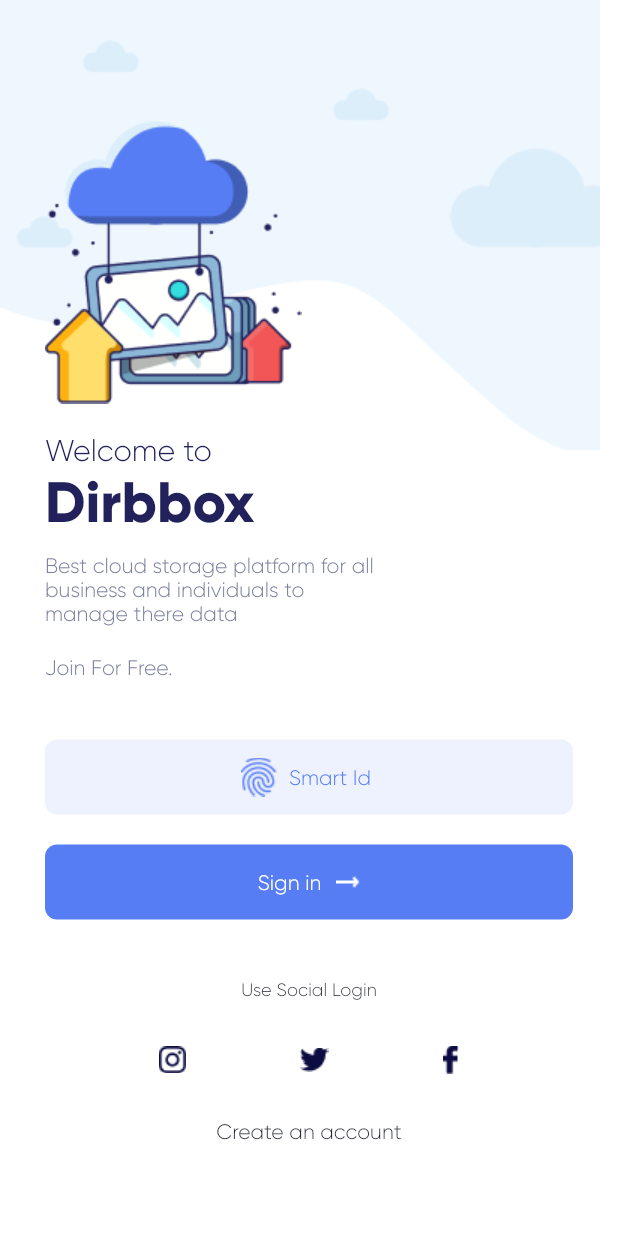
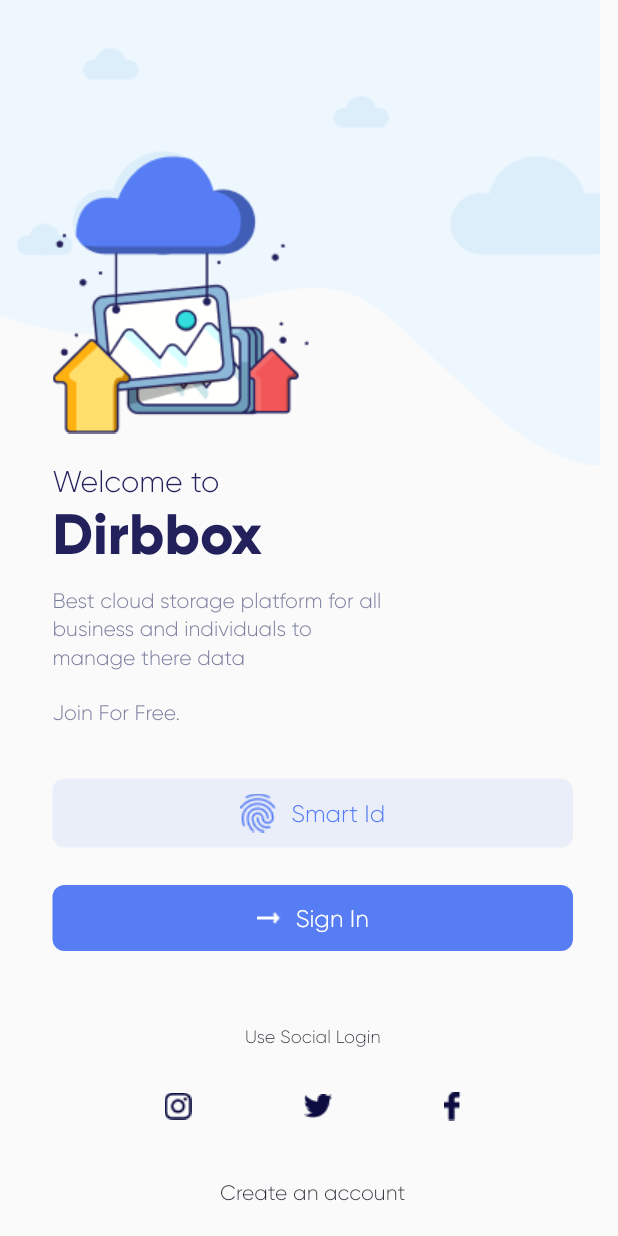
Before and after one commit to wendypalomino/log_in_page, a Flutter app: the screen it shows after launch, on a phone screen of 412 x 824 dp. Run offline on Flutter 3.47's test engine with Material 2 defaults, Android fonts, the phone set to English and light mode, and no system bars.

```diff
--- /dev/null
+++ b/lib/home.dart
@@ -0,0 +1,33 @@
+import 'package:flutter/material.dart';
+import 'package:log_in_page/widgets/background_image.dart';
+import 'package:log_in_page/widgets/home_button.dart';
+import 'package:log_in_page/widgets/text_section.dart';
+import 'package:log_in_page/widgets/footer.dart';
+
+class Home extends StatelessWidget {
+  @override
+  Widget build(BuildContext context) {
+    return Scaffold(
+      body: ListView(
+        padding: EdgeInsets.zero,
+        children: [
+          backgroundImage,
+          Padding(
+            padding: const EdgeInsets.only(left: 35.0, right: 30),
+            child: Column(
+              crossAxisAlignment: CrossAxisAlignment.start,
+                children: [
+                  textSection,
+                  smartIdButton,
+                  SizedBox(height: 25.0),
+                  signInButton,
+                  SizedBox(height: 30.0),
+                  homeFooter,
+                ]
+            ),
+          ),
+        ]
+      ),
+    );
+  }
+}
--- a/lib/home_page.dart
+++ /dev/null
@@ -1,133 +0,0 @@
-import 'package:flutter/material.dart';
-
-class HomePage extends StatelessWidget {
-  @override
-  Widget build(BuildContext context) {
-    return Scaffold(
-      backgroundColor: Colors.white,
-      body: Stack(
-        children: [
-          Container(
-            height: 300,
-            width: 400,
-            child: Image(
-              fit: BoxFit.none,
-              image: AssetImage('assets/images/background.png'),
-            ),
-          ),
-          ListView(
-            children: [
-              Padding(
-                padding: const EdgeInsets.only(top: 80, left: 30, right: 30),
-                child: Column(
-                  crossAxisAlignment: CrossAxisAlignment.start,
-                  children: [
-                    Container(
-                      child: Image(
-                        image: AssetImage('assets/images/icon-home.png'),
-                      ),
-                    ),
-                    SizedBox(
-                      height: 20,
-                    ),
-                    Text('Welcome to',
-                      style: TextStyle(
-                        fontSize: 20,
-                        color: Color(0xFF22215B),
-                      ),),
-                    Text('Dirbbox',
-                      style: TextStyle(
-                        fontSize: 38,
-                        color: Color(0xFF22215B),
-                        fontWeight: FontWeight.bold,
-                      ),),
-                    SizedBox(
-                      height: 10,
-                    ),
-                    Text('Best cloud storage platform for all \nbusiness and individuals to \nmanage there data',
-                      style: TextStyle(
-                        fontSize: 14,
-                        color: Color(0xFF7B7F9E),
-                      ),),
-                    SizedBox(height: 20),
-                    Text('Join For Free.',
-                      style: TextStyle(
-                        fontSize: 14,
-                        color: Color(0xFF7B7F9E),
-                      ),),
-                    SizedBox(height: 40),
-                    SizedBox(
-                      height: 50,
-                      width: double.infinity,
-                      child: FlatButton.icon(onPressed: null,
-                          disabledColor: Color.fromRGBO(86, 125, 244, 0.1),
-                          icon: Image.asset('assets/images/huella.png'),
-                          shape: RoundedRectangleBorder(
-                            borderRadius: BorderRadius.circular(8.0),
-                          ),
-                          label: Text('Smart Id',
-                            style: TextStyle(
-                                color: Color(0xFF567DF4)
-                            ),)),
-                    ),
-                    SizedBox(
-                        height: 20
-                    ),
-                    SizedBox(
-                      height: 50,
-                      //width: double.infinity,
-                      child: FlatButton(onPressed: null,
-                        disabledColor: Color(0xFF567DF4),
-                        shape: RoundedRectangleBorder(
-                          borderRadius: BorderRadius.circular(8.0),
-                        ),
-                        child: Row(
-                          mainAxisAlignment: MainAxisAlignment.center,
-                          children: [
-                            Text('Sign in',
-                                style: TextStyle(
-                                    color: Colors.white
-                                )),
-                            SizedBox(width: 10),
-                            Image.asset('assets/images/vector.png'),
-                          ],
-                        ),
-                      ),
-                    ),
-                    SizedBox( height: 40 ),
-                    Center(
-                      child: Text('Use Social Login',
-                        style: TextStyle(
-                          color: Color(0xFF1B1D28),
-                          fontSize: 12,
-                        ),),
-                    ),
-                    SizedBox(height: 30),
-                    Row(
-                      mainAxisAlignment: MainAxisAlignment.spaceEvenly,
-                      children: [
-                        Image.asset('assets/images/instagram.png'),
-                        Image.asset('assets/images/twitter.png'),
-                        Image.asset('assets/images/facebook.png')
-                      ],
-                    ),
-                    SizedBox(height: 30),
-                    Center(
-                      child: Text('Create an account',
-                        style:
-                        TextStyle(
-                          color: Color(0xFF1B1D28),
-                        ),
-                      ),
-                    ),
-                    SizedBox(height: 20)
-                  ],
-                ),
-              ),
-            ],
-          ),
-        ],
-      ),
-    );
-  }
-}
--- a/lib/main.dart
+++ b/lib/main.dart
@@ -1,10 +1,10 @@
 import 'package:flutter/material.dart';
-import 'home_page.dart';
+import 'home.dart';
 
 void main() {
   runApp(MaterialApp(
     debugShowCheckedModeBanner: false,
-    home: HomePage(),
+    home: Home(),
     theme: ThemeData(fontFamily: 'Gilroy'),
   ));
 }
--- /dev/null
+++ b/lib/widgets/background_image.dart
@@ -0,0 +1,12 @@
+import 'package:flutter/material.dart';
+
+Widget backgroundImage = Stack(
+    children: [
+      Image.asset('assets/images/background.png',
+          fit: BoxFit.none,
+          height: 310,
+          width: 400),
+      Positioned(top: 100, left: 35,
+          child: Image.asset('assets/images/icon-home.png')),
+    ],
+  );
--- /dev/null
+++ b/lib/widgets/footer.dart
@@ -0,0 +1,33 @@
+import 'package:flutter/material.dart';
+
+Widget homeFooter = Column(
+  children: [
+    Container(
+      padding: EdgeInsets.only(top: 20, bottom: 30 ),
+      child: Center(
+        child: Text('Use Social Login',
+          style: TextStyle(
+              color: Color(0xFF1B1D28),
+              fontSize: 12),
+        ),
+      ),
+    ),
+    Row(
+      mainAxisAlignment: MainAxisAlignment.spaceEvenly,
+      children: [
+        Image.asset('assets/images/instagram.png'),
+        Image.asset('assets/images/twitter.png'),
+        Image.asset('assets/images/facebook.png'),
+      ],
+    ),
+    Container(
+      padding: EdgeInsets.only(top: 40, bottom: 20.0),
+      child: Center(child: Text('Create an account',
+        style: TextStyle(
+          color: Color(0xFF1B1D28),
+        ),
+      ),
+      ),
+    )
+  ],
+);
--- /dev/null
+++ b/lib/widgets/home_button.dart
@@ -0,0 +1,39 @@
+import 'package:flutter/material.dart';
+
+Widget smartIdButton = Container(
+  padding: const EdgeInsets.only(top: 10.0, bottom: 10.0),
+    decoration: BoxDecoration(
+    color: Color.fromRGBO(86, 125, 244, 0.1),
+      borderRadius: BorderRadius.circular(8.0),),
+  child: Row(
+    mainAxisAlignment: MainAxisAlignment.center,
+      children: [
+        Image.asset('assets/images/huella.png'),
+        SizedBox(width: 10.0),
+        Text('Smart Id',
+          style: TextStyle(
+            color: Color(0xff567DF4),
+            fontSize: 16),
+        ),
+      ],
+  ),
+);
+
+Widget signInButton = Container(
+  padding: const EdgeInsets.only(top: 13.0, bottom: 13.0),
+    decoration: BoxDecoration(
+    color: Color(0xFF567DF4),
+    borderRadius: BorderRadius.circular(8.0),),
+  child: Row(
+    mainAxisAlignment: MainAxisAlignment.center,
+    children: [
+      Image.asset('assets/images/vector.png'),
+      SizedBox(width: 10.0),
+      Text('Sign In',
+        style: TextStyle(
+            color: Colors.white,
+            fontSize: 16),
+      ),
+    ],
+  ),
+);
--- /dev/null
+++ b/lib/widgets/text_section.dart
@@ -0,0 +1,36 @@
+import 'package:flutter/material.dart';
+
+Widget textSection = Column(
+  crossAxisAlignment: CrossAxisAlignment.start,
+  children: [
+    Text('Welcome to',
+      style: TextStyle(
+        fontSize: 20,
+        color: Color(0xFF22215B),
+      ),
+    ),
+    Padding(
+      padding: const EdgeInsets.only(bottom: 10.0),
+      child: Text('Dirbbox',
+        style: TextStyle(
+          fontSize: 38,
+          color: Color(0xFF22215B),
+          fontWeight: FontWeight.bold,
+        ),
+      ),
+    ),
+    Text('Best cloud storage platform for all \nbusiness and individuals to \nmanage there data',
+      style: TextStyle(
+        height: 1.35,
+        fontSize: 14,
+        color: Color(0xFF7B7F9E),),),
+    Padding(
+      padding: const EdgeInsets.only(bottom: 30),
+      child: Text('Join For Free.',
+        style: TextStyle(
+          height: 3,
+          fontSize: 14,
+          color: Color(0xFF7B7F9E),),),
+    ),
+  ],
+);
```
